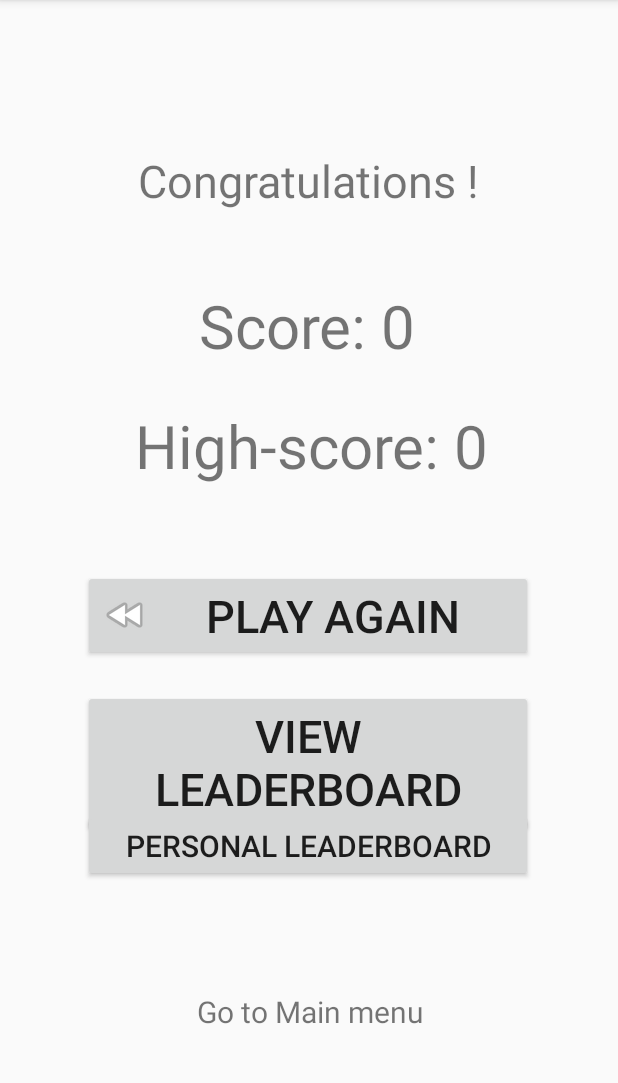
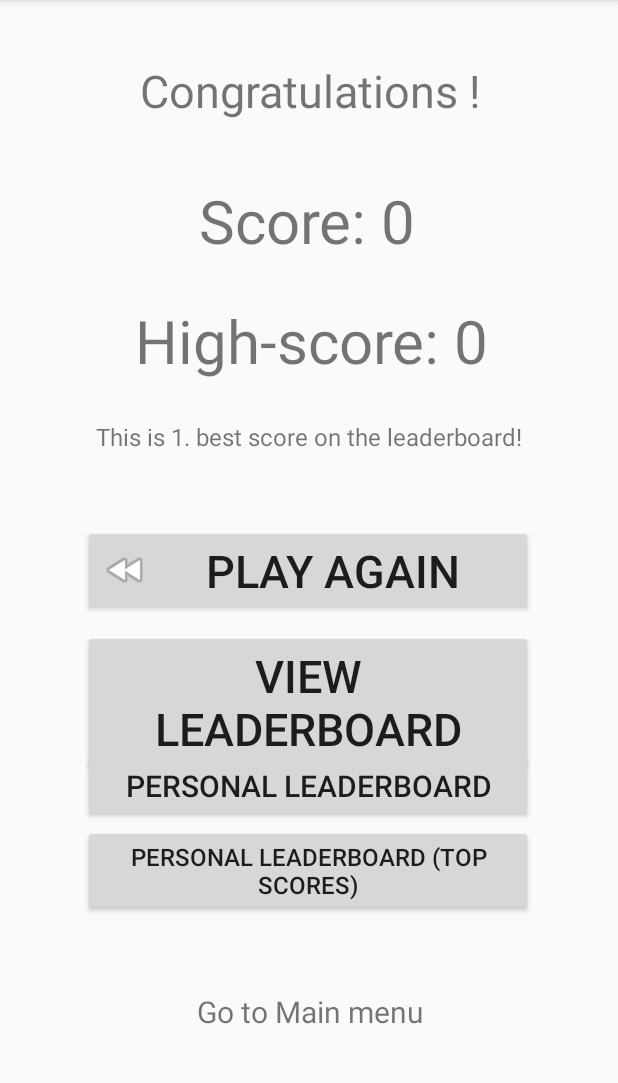
Before and after one commit to anamarijapapic/QuizGame, an Android app: the SummaryActivity screen opened directly, with no data from a screen before it, on a phone screen of 412 x 824 dp, the part 84-1167 px from its top. Run offline under Robolectric (Android 15) with nearby library versions, the phone set to English and light mode, and no system bars; our stand-ins replace Firebase (no records; nobody signed in at launch, a user with empty details on screens opened directly); 3 statements that could not run were skipped.

Commit message:
Add personal top score leaderboard and current position message

```diff
--- a/app/src/main/AndroidManifest.xml
+++ b/app/src/main/AndroidManifest.xml
@@ -15,6 +15,9 @@
         android:supportsRtl="true"
         android:theme="@style/Theme.QuizGame"
         tools:targetApi="31">
+        <activity
+            android:name=".PersonalLeaderboardTopScoresActivity"
+            android:exported="false" />
         <activity
             android:name=".PersonalLeaderboardActivity"
             android:exported="false" />
--- a/app/src/main/java/org/oss/quizgame/MainActivity.java
+++ b/app/src/main/java/org/oss/quizgame/MainActivity.java
@@ -16,8 +16,8 @@ public class MainActivity extends AppCompatActivity {
     FirebaseAuth mAuth;
     Button startGame;
     Button viewLeaderboard;
-
     Button viewPersonalLeaderboard;
+    Button viewPersonalLeaderboardTopScores;
 
     @Override
     protected void onCreate(Bundle savedInstanceState) {
@@ -41,5 +41,8 @@ public class MainActivity extends AppCompatActivity {
 
         viewPersonalLeaderboard = findViewById(R.id.personalLeaderboardButton);
         viewPersonalLeaderboard.setOnClickListener(view -> startActivity(new Intent(MainActivity.this, PersonalLeaderboardActivity.class)));
+
+        viewPersonalLeaderboardTopScores = findViewById(R.id.personalLeaderboardTopScoresButton);
+        viewPersonalLeaderboardTopScores.setOnClickListener(view -> startActivity(new Intent(MainActivity.this, PersonalLeaderboardTopScoresActivity.class)));
     }
 }
--- a/app/src/main/java/org/oss/quizgame/SummaryActivity.java
+++ b/app/src/main/java/org/oss/quizgame/SummaryActivity.java
@@ -10,6 +10,7 @@ import android.widget.TextView;
 import androidx.appcompat.app.AppCompatActivity;
 
 import com.google.firebase.auth.FirebaseAuth;
+import com.google.firebase.database.DataSnapshot;
 import com.google.firebase.database.DatabaseReference;
 import com.google.firebase.database.FirebaseDatabase;
 
@@ -36,6 +37,8 @@ public class SummaryActivity extends AppCompatActivity {
         Intent intent = getIntent();
         currentScore = intent.getIntExtra("score", 0);
 
+        getLeaderboardPosition(currentScore);
+
         saveScore(mAuth.getCurrentUser().getEmail());
 
         getHighScore(mAuth.getCurrentUser().getEmail());
@@ -48,6 +51,9 @@ public class SummaryActivity extends AppCompatActivity {
 
         Button personalLeaderboardButton = findViewById(R.id.personalLeaderboardButton);
         personalLeaderboardButton.setOnClickListener(view -> startActivity(new Intent(SummaryActivity.this, PersonalLeaderboardActivity.class)));
+
+        Button personalLeaderboardTopScoresButton = findViewById(R.id.personalLeaderboardTopScoresButton);
+        personalLeaderboardTopScoresButton.setOnClickListener(view -> startActivity(new Intent(SummaryActivity.this, PersonalLeaderboardTopScoresActivity.class)));
 
         TextView mainMenuButton = findViewById(R.id.mainMenuButton);
         mainMenuButton.setOnClickListener(view -> startActivity(new Intent(SummaryActivity.this, MainActivity.class)));
@@ -119,4 +125,26 @@ public class SummaryActivity extends AppCompatActivity {
             ref.child(username).setValue(highScore);
         }
     }
+
+    private void getLeaderboardPosition(int score) {
+        ref.orderByValue().get().addOnSuccessListener(snapshot -> {
+            int position = 1;
+            for (DataSnapshot child : snapshot.getChildren()) {
+                // get score for each user
+                int userScore = child.getValue(Integer.class);
+                // if the user's score is higher than the current user's score, increment position
+                if (userScore > score) {
+                    position++;
+                }
+                else {
+                    break;
+                }
+            }
+
+            TextView leaderboardPositionText = findViewById(R.id.leaderboardPosition);
+            leaderboardPositionText.setText(getString(R.string.leaderboard_position, position));
+        }).addOnFailureListener(e -> {
+            Log.d("Firebase", "Error getting data", e);
+        });
+    }
 }
--- a/app/src/main/res/layout/activity_summary.xml
+++ b/app/src/main/res/layout/activity_summary.xml
@@ -10,12 +10,38 @@
         android:id="@+id/congratulations"
         android:layout_width="wrap_content"
         android:layout_height="wrap_content"
-        android:layout_marginTop="100dp"
+        android:layout_marginTop="40dp"
         android:gravity="center"
         android:text="@string/congratulations"
         android:textSize="30sp"
         app:layout_constraintEnd_toEndOf="parent"
-        app:layout_constraintHorizontal_bias="0.496"
+        app:layout_constraintHorizontal_bias="0.503"
+        app:layout_constraintStart_toStartOf="parent"
+        app:layout_constraintTop_toTopOf="parent" />
+
+    <TextView
+        android:id="@+id/highScore"
+        android:layout_width="wrap_content"
+        android:layout_height="wrap_content"
+        android:layout_marginTop="200dp"
+        android:gravity="center"
+        android:text="@string/high_score"
+        android:textSize="40sp"
+        app:layout_constraintEnd_toEndOf="parent"
+        app:layout_constraintHorizontal_bias="0.506"
+        app:layout_constraintStart_toStartOf="parent"
+        app:layout_constraintTop_toTopOf="parent" />
+
+    <TextView
+        android:id="@+id/leaderboardPosition"
+        android:layout_width="wrap_content"
+        android:layout_height="wrap_content"
+        android:layout_marginTop="280dp"
+        android:gravity="center"
+        android:text="@string/leaderboard_position"
+        android:textSize="16sp"
+        app:layout_constraintEnd_toEndOf="parent"
+        app:layout_constraintHorizontal_bias="0.497"
         app:layout_constraintStart_toStartOf="parent"
         app:layout_constraintTop_toTopOf="parent" />
 
@@ -23,7 +49,7 @@
         android:id="@+id/score"
         android:layout_width="wrap_content"
         android:layout_height="wrap_content"
-        android:layout_marginTop="190dp"
+        android:layout_marginTop="120dp"
         android:gravity="center"
         android:text="@string/score"
         android:textSize="40sp"
@@ -32,24 +58,11 @@
         app:layout_constraintStart_toStartOf="parent"
         app:layout_constraintTop_toTopOf="parent" />
 
-    <TextView
-        android:id="@+id/highScore"
-        android:layout_width="wrap_content"
-        android:layout_height="wrap_content"
-        android:layout_marginTop="270dp"
-        android:gravity="center"
-        android:text="@string/high_score"
-        android:textSize="40sp"
-        app:layout_constraintEnd_toEndOf="parent"
-        app:layout_constraintHorizontal_bias="0.506"
-        app:layout_constraintStart_toStartOf="parent"
-        app:layout_constraintTop_toTopOf="parent" />
-
     <Button
         android:id="@+id/playAgainButton"
         android:layout_width="300dp"
         android:layout_height="wrap_content"
-        android:layout_marginTop="380dp"
+        android:layout_marginTop="350dp"
         android:drawableLeft="@android:drawable/ic_media_rew"
         android:text="@string/play_again"
         android:textSize="30sp"
@@ -63,7 +76,7 @@
         android:id="@+id/leaderboardButton"
         android:layout_width="300dp"
         android:layout_height="wrap_content"
-        android:layout_marginTop="460dp"
+        android:layout_marginTop="420dp"
         android:text="@string/view_leaderboard"
         android:textSize="30sp"
         app:layout_constraintEnd_toEndOf="parent"
@@ -75,9 +88,21 @@
         android:id="@+id/personalLeaderboardButton"
         android:layout_width="300dp"
         android:layout_height="wrap_content"
-        android:layout_marginTop="540dp"
+        android:layout_marginTop="500dp"
         android:text="@string/personal_leaderboard_title"
         android:textSize="20sp"
+        app:layout_constraintEnd_toEndOf="parent"
+        app:layout_constraintHorizontal_bias="0.495"
+        app:layout_constraintStart_toStartOf="parent"
+        app:layout_constraintTop_toTopOf="parent" />
+
+    <Button
+        android:id="@+id/personalLeaderboardTopScoresButton"
+        android:layout_width="300dp"
+        android:layout_height="wrap_content"
+        android:layout_marginTop="550dp"
+        android:text="@string/personal_leaderboard_top_scores_title"
+        android:textSize="16sp"
         app:layout_constraintEnd_toEndOf="parent"
         app:layout_constraintHorizontal_bias="0.495"
         app:layout_constraintStart_toStartOf="parent"
--- a/app/src/main/res/values/strings.xml
+++ b/app/src/main/res/values/strings.xml
@@ -30,4 +30,6 @@
     <string name="leaderboard_datetime_header">Datetime</string>
     <string name="personal_leaderboard_title">Personal Leaderboard</string>
     <string name="personal_leaderboard_title_username">Personal Leaderboard (%s)</string>
+    <string name="personal_leaderboard_top_scores_title">Personal Leaderboard (Top Scores)</string>
+    <string name="leaderboard_position">This is %d. best score on the leaderboard!</string>
 </resources>
```
Also changed, not shown: app/src/main/java/org/oss/quizgame/PersonalLeaderboardTopScoresActivity.java (added, +92 -0 lines), app/src/main/res/layout/activity_main.xml (+25 -14 lines).
